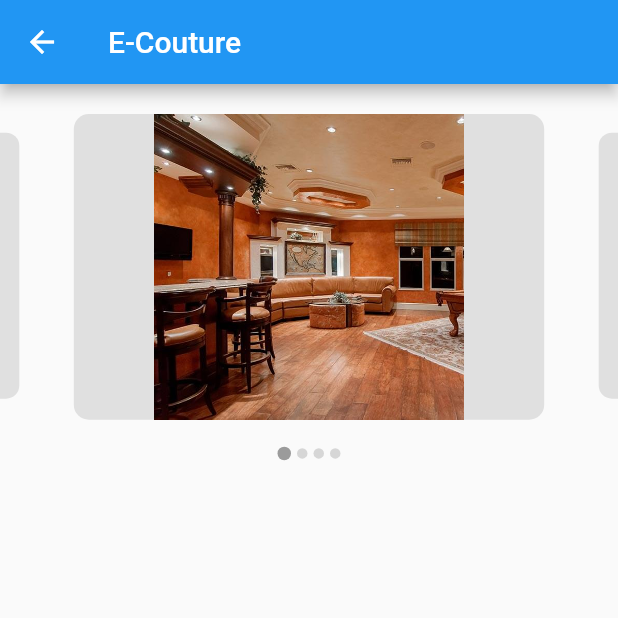
After one commit to cyrDominicytos/Hohaya, a Flutter app: the ContenuAccueil screen opened by its route, on a phone screen of 412 x 824 dp, the top half of it. The commit adds this screen. Run offline on Flutter 3.47's test engine with Material 2 defaults, Android fonts, the phone set to English and light mode, and no system bars; drawn by our look-alikes of carousel_slider; our stand-ins replace image_picker, simple_animations.

Commit message:
Reprise du projet: carossel ok

```diff
--- /dev/null
+++ b/lib/screen/ContenuAccueil.dart
@@ -0,0 +1,173 @@
+import 'package:carousel_slider/carousel_slider.dart';
+import 'package:flutter/material.dart';
+//import 'package:carousel_slider/carousel_slider.dart';
+
+class ContenuAccueil extends StatefulWidget {
+  @override
+  _ContenuAccueilState createState() => _ContenuAccueilState();
+}
+
+class Constants {
+  static const String Parametres = 'Paramètres';
+  static const String Quitter = 'Quitter';
+
+  static const List<String> choices = <String>[Parametres, Quitter];
+}
+
+class _ContenuAccueilState extends State<ContenuAccueil> {
+  int photoIndex = 0;
+
+  List<String> photos = [
+    "assets/images/2.jpg",
+    "assets/images/3.jpg",
+    "assets/images/4.jpg",
+    "assets/images/5.jpg",
+  ];
+
+  void _previousImage() {
+    setState(() {
+      photoIndex = photoIndex > 0 ? photoIndex - 1 : 0;
+    });
+  }
+
+  void _nextImage() {
+    setState(() {
+      photoIndex = photoIndex < photos.length - 1 ? photoIndex + 1 : photoIndex;
+    });
+  }
+
+  List<T> map<T>(List list, Function handler) {
+    List<T> result = [];
+    for (var i = 0; i < list.length; i++) {
+      result.add(handler(i, list[i]));
+    }
+    return result;
+  }
+
+  @override
+  Widget build(BuildContext context) {
+    List<GridModel> model = [
+      new GridModel(name: "Hommes", chemin: "assets/modele_homme_image1.jpg"),
+      new GridModel(name: "Femmes", chemin: "assets/modele_femme_image4.jpg"),
+      new GridModel(name: "Couples", chemin: "assets/modele_couple_image1.jpg"),
+      new GridModel(name: "Enfants", chemin: "assets/modele_enfant_image3.jpg")
+    ];
+
+    //Appbar
+    final appbarCOntAcc = AppBar(title: Text('E-Couture'));
+    //Fin Appbar
+
+    return Scaffold(
+      appBar: appbarCOntAcc,
+      body: Column(
+        crossAxisAlignment: CrossAxisAlignment.center,
+        children: <Widget>[
+          CarouselSlider(
+            options: CarouselOptions(
+              aspectRatio: 16 / 9,
+              viewportFraction: 0.8,
+              initialPage: 0,
+              enlargeCenterPage: true,
+              reverse: false,
+              autoPlayInterval: Duration(seconds: 4),
+              autoPlayAnimationDuration: Duration(milliseconds: 2000),
+              autoPlay: true,
+              onPageChanged: (index, reason) {
+                setState(() {
+                  photoIndex = index;
+                  reason = CarouselPageChangedReason.timed;
+                });
+              },
+              autoPlayCurve: Curves.fastOutSlowIn,
+            ),
+            items: photos.map((imgUrl) {
+              return Builder(
+                builder: (BuildContext context) {
+                  return Padding(
+                    padding: const EdgeInsets.only(
+                        top: 20.0, left: 8.0, right: 8.0, bottom: 8.0),
+                    child: Container(
+                      padding: const EdgeInsets.all(0.0),
+                      height: MediaQuery.of(context).size.height - 550,
+                      width: MediaQuery.of(context).size.width,
+                      decoration: BoxDecoration(
+                          color: Colors.grey[300],
+                          borderRadius: BorderRadius.circular(10.0)),
+                      child: Image.asset(
+                        imgUrl,
+                        fit: BoxFit.contain,
+                        filterQuality: FilterQuality.high,
+                      ),
+                    ),
+                  );
+                },
+              );
+            }).toList(),
+          ),
+          Row(
+            mainAxisAlignment: MainAxisAlignment.center,
+            children: map(photos, (index, url) {
+              return Container(
+                width: photoIndex == index ? 9.0 : 7.0,
+                height: photoIndex == index ? 9.0 : 7.0,
+                margin: EdgeInsets.symmetric(horizontal: 2.0, vertical: 10.0),
+                decoration: BoxDecoration(
+                  shape: BoxShape.circle,
+                  color:
+                      photoIndex == index ? Colors.black38 : Colors.grey[350],
+                ),
+              );
+            }),
+          ),
+        ],
+      ),
+    );
+  }
+}
+
+class GridModel extends StatelessWidget {
+  String name;
+  String chemin;
+
+  GridModel({this.name, this.chemin});
+
+  @override
+  Widget build(BuildContext context) {
+    return Container(
+      decoration:
+          BoxDecoration(borderRadius: BorderRadius.circular(7.0), boxShadow: [
+        BoxShadow(
+          color: Colors.black45,
+          blurRadius: 0,
+        )
+      ]),
+      child: Stack(
+        children: <Widget>[
+          Container(
+            decoration: BoxDecoration(
+                borderRadius: BorderRadius.circular(7.0),
+                image: DecorationImage(
+                    image: AssetImage(chemin), fit: BoxFit.cover)),
+          ),
+          Positioned(
+            // la bande sur les gridTiles
+            bottom: 0.0,
+            child: Container(
+              width: 145,
+              height: 30.0,
+              decoration: BoxDecoration(
+                  borderRadius: BorderRadius.only(
+                      bottomRight: Radius.circular(7.0),
+                      bottomLeft: Radius.circular(7.0)),
+                  color: Colors.blueAccent.withOpacity(0.60)),
+              child: Text(
+                name,
+                textAlign: TextAlign.center,
+              ),
+            ),
+          )
+        ],
+      ),
+    );
+  }
+}
--- a/lib/screen/MenuFile.dart
+++ b/lib/screen/MenuFile.dart
@@ -177,6 +177,9 @@ class _MenuFileState extends State<MenuFile> {
             title: Text("Mon Compte"),
           ),
           ListTile(
+            onTap: () {
+              Navigator.of(context).pushNamed("/ContenuAccueil");
+            },
             leading: Icon(Icons.settings),
             title: Text("Paramètres"),
           )
--- a/lib/screen/RouteGenerator.dart
+++ b/lib/screen/RouteGenerator.dart
@@ -2,6 +2,7 @@ import 'package:flutter/material.dart';
 import 'package:hohaya/proprietaire/CreerGites.dart';
 import 'package:hohaya/proprietaire/CreerGitesPage2.dart';
 import 'package:hohaya/proprietaire/MesPublications.dart';
+import 'package:hohaya/screen/ContenuAccueil.dart';
 import 'package:hohaya/screen/HomeLast.dart';
 import 'package:hohaya/screen/Loginform.dart';
 import 'package:hohaya/screen/PresentSelectedGite.dart';
@@ -76,6 +77,15 @@ class RouteGenerator{
             builder: (_) => QuickSearchPage()
         );
 
+      case "/ContenuAccueil" :
+        if (args is int)
+          return MaterialPageRoute(
+            builder: (_) => ContenuAccueil(),
+          );
+        return MaterialPageRoute(
+            builder: (_) => ContenuAccueil()
+        );
+
       case "/CreerGitesPage2" :
         if (args is int)
           return MaterialPageRoute(
--- a/pubspec.yaml
+++ b/pubspec.yaml
@@ -22,6 +22,7 @@ dependencies:
   simple_animations: ^1.3.8
   font_awesome_flutter: ^8.2.8
   image_picker: ^0.6.6+4
+  carousel_slider: ^2.0.0
 
 
 
```
Also changed, not shown: lib/proprietaire/CreerGitesPage2.dart (+11 -3 lines), pubspec.lock.
